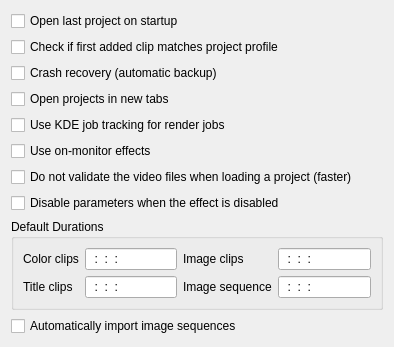
The window that src/widgets/configmisc_ui.ui (KDE/kdenlive) describes before a commit, drawn with Qt 5.
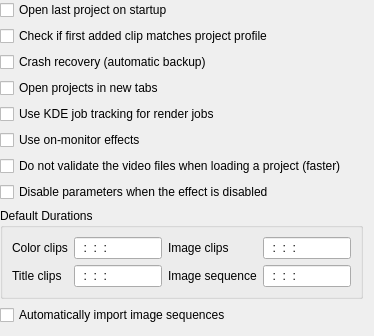
The same window after the commit. Custom widgets are drawn as their Qt base class.

Commit message: Remove double margin in config dialog

Patch:
```diff
--- a/src/widgets/configmisc_ui.ui
+++ b/src/widgets/configmisc_ui.ui
@@ -6,11 +6,17 @@
    <rect>
     <x>0</x>
     <y>0</y>
-    <width>394</width>
-    <height>321</height>
+    <width>374</width>
+    <height>320</height>
    </rect>
   </property>
   <layout class="QGridLayout" name="gridLayout_4">
+   <property name="leftMargin">
+    <number>0</number>
+   </property>
+   <property name="topMargin">
+    <number>0</number>
+   </property>
    <item row="0" column="0" colspan="3">
     <widget class="QCheckBox" name="kcfg_openlastproject">
      <property name="text">
```
The commit also changes 7 other files.
